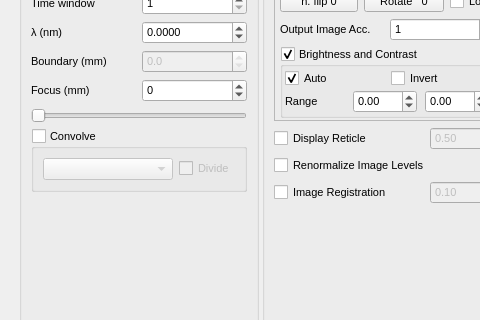
Before: the Qt Designer form Holovibes/assets/ui/mainwindow.ui in DigitalHolography/Holovibes, drawn with Qt 5; both pictures show x 0 to 480 and y 287 to 607 of the 1291 by 815 pixel window.
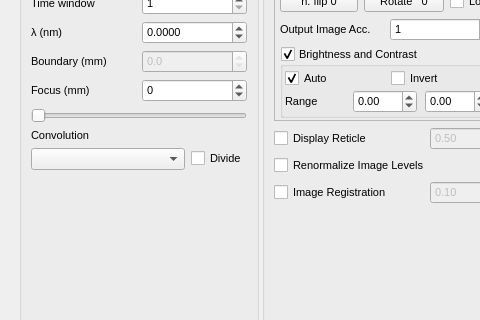
After: the same form once the commit is applied. Custom widgets are drawn as their Qt base class.

```diff
--- a/Holovibes/assets/ui/mainwindow.ui
+++ b/Holovibes/assets/ui/mainwindow.ui
@@ -546,19 +546,16 @@
           </layout>
          </item>
          <item>
-          <widget class="QGroupBox" name="ConvoCheckBox">
-           <property name="toolTip">
-            <string>Add a convolution step in the post-processing stage</string>
-           </property>
-           <property name="title">
-            <string>Convolve</string>
-           </property>
-           <property name="checkable">
-            <bool>true</bool>
-           </property>
-           <property name="checked">
-            <bool>false</bool>
-           </property>
+            <widget class="QLabel" name="ConvolutionLabel">
+             <property name="text">
+              <string>Convolution</string>
+             </property>
+             <property name="alignment">
+              <set>Qt::AlignLeading|Qt::AlignLeft|Qt::AlignVCenter</set>
+             </property>
+            </widget>
+           </item>
+         <item>
            <layout class="QHBoxLayout" name="kernelSelectLayout">
             <item>
              <widget class="QComboBox" name="KernelQuickSelectComboBox">
@@ -581,7 +578,6 @@
              </widget>
             </item>
            </layout>
-          </widget>
          </item>
          <item>
           <spacer name="BottomViewSpacer">
```
Left out of the diff: 17 changed lines with no effect on the pictures.
